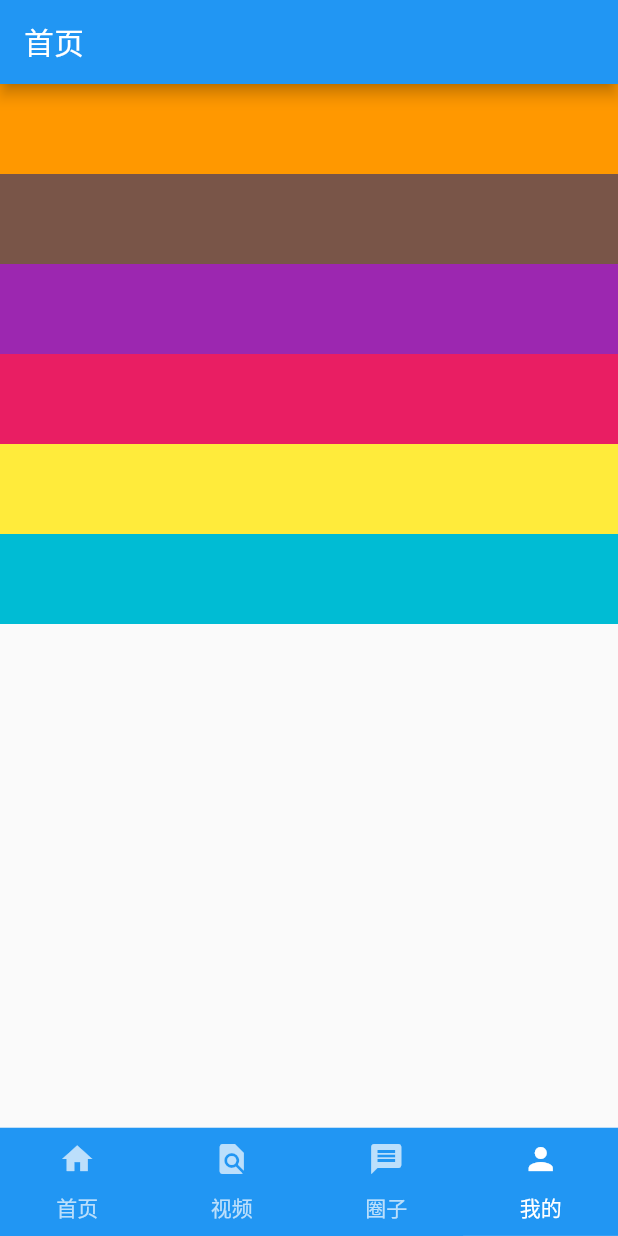
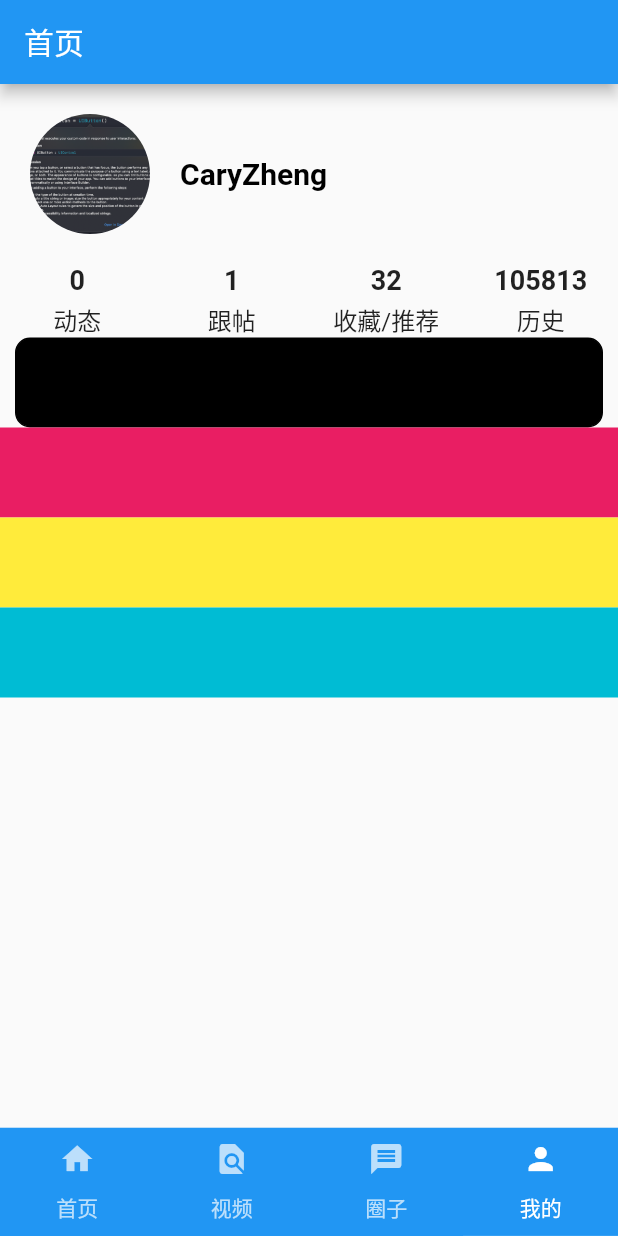
Before and after one commit to CaryZheng/swiftmic_news_flutter, a Flutter app: the screen it shows after launch, item 4 of the bottom bar chosen, on a phone screen of 412 x 824 dp. Run offline on Flutter 3.47's test engine with Material 2 defaults, Android fonts, the phone set to English and light mode, and no system bars; our stand-ins replace pull_to_refresh.

Commit message:
Update me page

```diff
--- a/lib/home/MeTabView.dart
+++ b/lib/home/MeTabView.dart
@@ -10,34 +10,102 @@ class MeTabView extends StatefulWidget {
 }
 
 class _MeTabViewState extends State<MeTabView> {
+  Widget buildNumberWithTextView(int number, String text) {
+    return Container(
+      child: Column(
+        children: [
+          Text(
+            number.toString(),
+            style: TextStyle(fontSize: 18, fontWeight: FontWeight.bold),
+          ),
+          SizedBox(
+            height: 4,
+          ),
+          Text(
+            text,
+            style: TextStyle(
+              fontSize: 16,
+            ),
+          ),
+        ],
+      ),
+    );
+  }
+
   @override
   Widget build(BuildContext context) {
     return ListView(
       shrinkWrap: true,
       children: [
-        Row(
+        Row(children: [
+          Container(
+            child: ClipOval(
+              child: Image.asset(
+                'images/item_images_test.png',
+                width: 80,
+                height: 80,
+                fit: BoxFit.cover,
+              ),
+            ),
+            padding: EdgeInsets.all(20),
+          ),
+          Column(
             children: [
-              Container(height: 60, width: MediaQuery.of(context).size.width, color: Colors.orange,)
+              Text(
+                "CaryZheng",
+                style: TextStyle(
+                    fontSize: 20,
+                    color: Colors.black,
+                    fontWeight: FontWeight.bold),
+              ),
+            ],
+          )
         ]),
-        Row(
-            children: [
-              Container(height: 60, width: MediaQuery.of(context).size.width, color: Colors.brown,)
+        Row(children: [
+          Expanded(
+            child: buildNumberWithTextView(0, "动态"),
+          ),
+          Expanded(
+            child: buildNumberWithTextView(1, "跟帖"),
+          ),
+          Expanded(
+            child: buildNumberWithTextView(32, "收藏/推荐"),
+          ),
+          Expanded(
+            child: buildNumberWithTextView(105813, "历史"),
+          ),
         ]),
-        Row(
-            children: [
-              Container(height: 60, width: MediaQuery.of(context).size.width, color: Colors.purple,)
+        Row(mainAxisAlignment: MainAxisAlignment.center, children: [
+          Container(
+            height: 60,
+            width: MediaQuery.of(context).size.width - 20,
+            decoration: BoxDecoration(
+              border: Border.all(color: Colors.black),
+              borderRadius: BorderRadius.circular(10),
+              color: Colors.black,
+            ),
+          )
         ]),
-        Row(
-            children: [
-              Container(height: 60, width: MediaQuery.of(context).size.width, color: Colors.pink,)
+        Row(children: [
+          Container(
+            height: 60,
+            width: MediaQuery.of(context).size.width,
+            color: Colors.pink,
+          )
         ]),
-        Row(
-            children: [
-              Container(height: 60, width: MediaQuery.of(context).size.width, color: Colors.yellow,)
+        Row(children: [
+          Container(
+            height: 60,
+            width: MediaQuery.of(context).size.width,
+            color: Colors.yellow,
+          )
         ]),
-        Row(
-            children: [
-              Container(height: 60, width: MediaQuery.of(context).size.width, color: Colors.cyan,)
+        Row(children: [
+          Container(
+            height: 60,
+            width: MediaQuery.of(context).size.width,
+            color: Colors.cyan,
+          )
         ]),
       ],
     );
```
Lines whose indentation alone changed are shown as unchanged.
